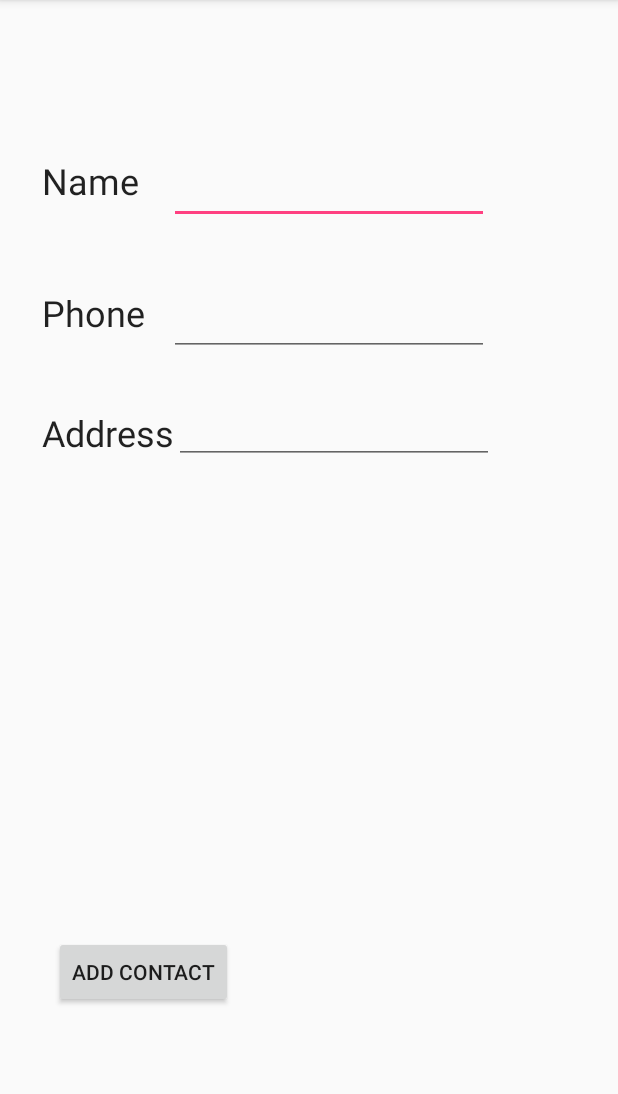
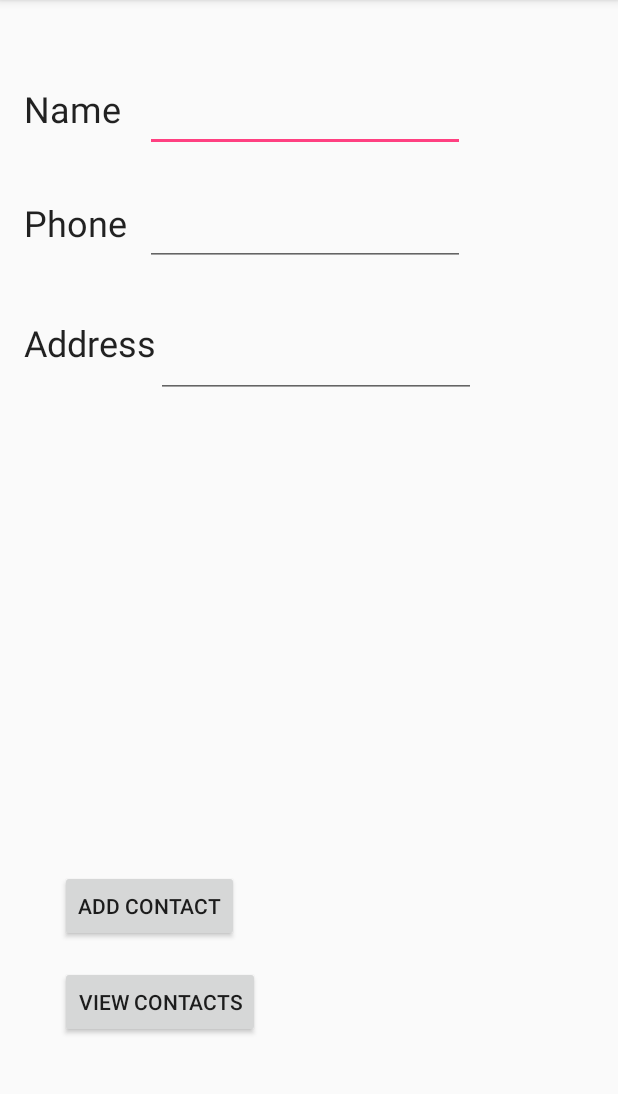
Before and after one commit to NoahKay1/KayNoah_SQLnotes2, an Android app: the screen it shows after launch (MainActivity), on a phone screen of 412 x 824 dp, the part 84-1178 px from its top. Run offline under Robolectric (Android 15) with nearby library versions, the phone set to English and light mode, and no system bars; 1 statement that could not run was skipped.

```diff
--- a/app/src/main/res/layout/activity_main.xml
+++ b/app/src/main/res/layout/activity_main.xml
@@ -10,8 +10,8 @@
         android:id="@+id/textView"
         android:layout_width="wrap_content"
         android:layout_height="wrap_content"
-        android:layout_marginStart="28dp"
-        android:layout_marginTop="104dp"
+        android:layout_marginStart="16dp"
+        android:layout_marginTop="56dp"
         android:text="Name"
         android:textAppearance="@style/TextAppearance.AppCompat.Headline"
         app:layout_constraintStart_toStartOf="parent"
@@ -21,8 +21,8 @@
         android:id="@+id/editText_name"
         android:layout_width="wrap_content"
         android:layout_height="wrap_content"
-        android:layout_marginStart="20dp"
-        android:layout_marginTop="104dp"
+        android:layout_marginStart="16dp"
+        android:layout_marginTop="56dp"
         android:ems="10"
         android:inputType="textPersonName"
         app:layout_constraintStart_toEndOf="@+id/textView"
@@ -32,8 +32,8 @@
         android:id="@+id/button"
         android:layout_width="wrap_content"
         android:layout_height="wrap_content"
-        android:layout_marginBottom="96dp"
-        android:layout_marginStart="36dp"
+        android:layout_marginBottom="140dp"
+        android:layout_marginStart="40dp"
         android:onClick="addData"
         android:text="ADD CONTACT"
         app:layout_constraintBottom_toBottomOf="parent"
@@ -43,29 +43,29 @@
         android:id="@+id/textView2"
         android:layout_width="wrap_content"
         android:layout_height="wrap_content"
-        android:layout_marginStart="28dp"
-        android:layout_marginTop="192dp"
+        android:layout_marginStart="16dp"
+        android:layout_marginTop="132dp"
         android:text="Phone"
         android:textAppearance="@style/TextAppearance.AppCompat.Headline"
         app:layout_constraintStart_toStartOf="parent"
         app:layout_constraintTop_toTopOf="parent" />
 
     <EditText
-        android:id="@+id/editText2_phone"
+        android:id="@+id/editText_Phone"
         android:layout_width="wrap_content"
         android:layout_height="wrap_content"
-        android:layout_marginStart="16dp"
-        android:layout_marginTop="192dp"
+        android:layout_marginStart="12dp"
+        android:layout_marginTop="132dp"
         android:ems="10"
         android:inputType="textPersonName"
         app:layout_constraintStart_toEndOf="@+id/textView2"
         app:layout_constraintTop_toTopOf="parent" />
 
     <EditText
-        android:id="@+id/editText3"
+        android:id="@+id/editText_Address"
         android:layout_width="wrap_content"
         android:layout_height="wrap_content"
-        android:layout_marginTop="264dp"
+        android:layout_marginTop="220dp"
         android:ems="10"
         android:inputType="textPersonName"
         app:layout_constraintStart_toEndOf="@+id/textView3"
@@ -75,10 +75,21 @@
         android:id="@+id/textView3"
         android:layout_width="wrap_content"
         android:layout_height="wrap_content"
-        android:layout_marginStart="28dp"
-        android:layout_marginTop="272dp"
+        android:layout_marginStart="16dp"
+        android:layout_marginTop="212dp"
         android:text="Address"
         android:textAppearance="@style/TextAppearance.AppCompat.Headline"
         app:layout_constraintStart_toStartOf="parent"
         app:layout_constraintTop_toTopOf="parent" />
+
+    <Button
+        android:id="@+id/button2"
+        android:layout_width="wrap_content"
+        android:layout_height="wrap_content"
+        android:layout_marginStart="40dp"
+        android:layout_marginTop="16dp"
+        android:onClick="viewData"
+        android:text="View Contacts"
+        app:layout_constraintStart_toStartOf="parent"
+        app:layout_constraintTop_toBottomOf="@+id/button" />
 </android.support.constraint.ConstraintLayout>
```
Also changed, not shown: app/src/main/java/com/example/kayn2930/mycontactapp2/DataBaseHelper.java (+14 -5 lines), app/src/main/java/com/example/kayn2930/mycontactapp2/MainActivity.java (+36 -1 lines).
